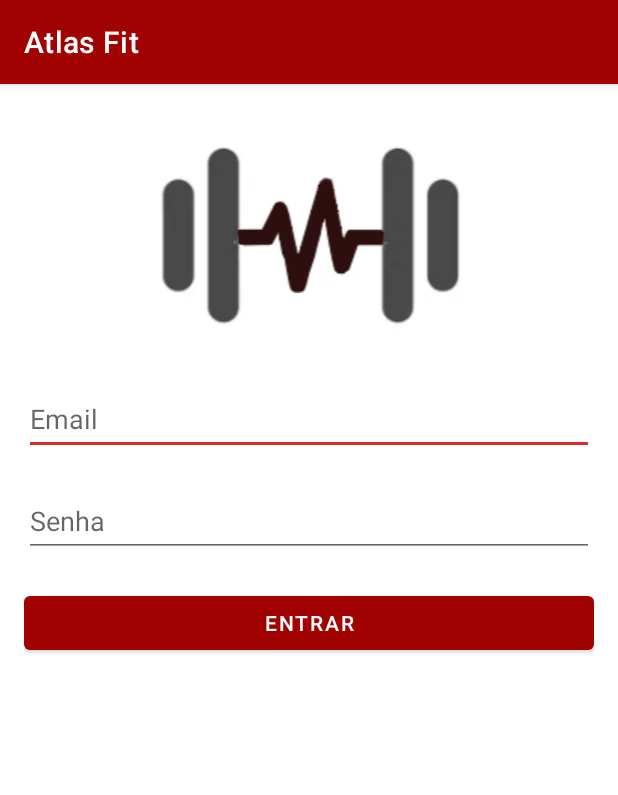
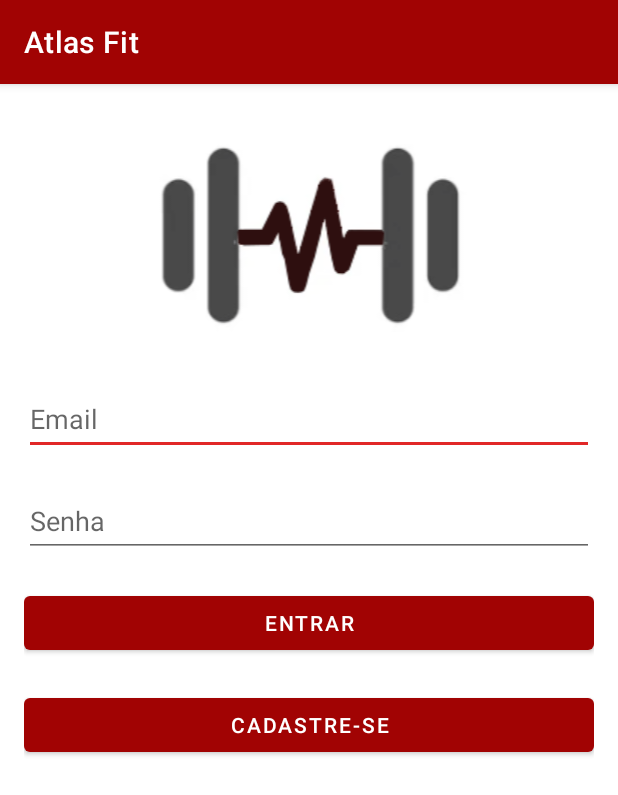
Before and after one commit to GuilhermeFM-20/atlas-fit, an Android app: the screen it shows after launch (LoginActivity), on a phone screen of 412 x 824 dp. Shown: the top 795 px of the screen. Run offline under Robolectric (Android 15) with nearby library versions, the phone set to English and light mode, and no system bars; our stand-ins replace navigation-ui.

Commit message:
feat: implementação da tela de cadastro

```diff
--- a/app/src/main/java/com/example/app_sd/ui/login/LoginFragment.java
+++ b/app/src/main/java/com/example/app_sd/ui/login/LoginFragment.java
@@ -1,6 +1,4 @@
 package com.example.app_sd.ui.login;
-
-import static android.widget.Toast.LENGTH_SHORT;
 
 import android.content.Context;
 import android.content.Intent;
@@ -20,11 +18,11 @@ import androidx.lifecycle.ViewModelProvider;
 import androidx.navigation.Navigation;
 
 import com.example.app_sd.MainActivity;
-import com.example.app_sd.MyApp;
 import com.example.app_sd.R;
 import com.example.app_sd.databinding.FragmentLoginBinding;
 import com.example.app_sd.service.ApiService;
 import com.example.app_sd.ui.home.HomeViewModel;
+import com.google.android.material.button.MaterialButton;
 
 import org.json.JSONException;
 import org.json.JSONObject;
@@ -48,6 +46,17 @@ public class LoginFragment extends Fragment {
         binding = FragmentLoginBinding.inflate(inflater, container, false);
         View root = binding.getRoot();
 
+        //View view = inflater.inflate(R.layout.fragment_activities, container, false);
+
+        // Encontrar o botão e definir o OnClickListener
+        MaterialButton insertButton = root.findViewById(R.id.button);
+        insertButton.setOnClickListener(new View.OnClickListener() {
+            @Override
+            public void onClick(View v) {
+                testeClick(v);
+            }
+        });
+
         // Encontrar o botão pelo binding
         Button buttonNavigate = binding.button;
         buttonNavigate.setOnClickListener(new View.OnClickListener() {
@@ -56,6 +65,8 @@ public class LoginFragment extends Fragment {
 
                 EditText email = (EditText) getActivity().findViewById(R.id.inputEmail);
                 EditText password = (EditText) getActivity().findViewById(R.id.inputPassword);
+
+
 
                 String jsonInputString = "{\"email\": \""+email.getText()+"\", \"password\": \""+password.getText()+"\"}";
 
@@ -116,6 +127,10 @@ public class LoginFragment extends Fragment {
         return root;
     }
 
+    public void testeClick(View view){
+        Navigation.findNavController(view).navigate(R.id.nav_insert_activities);
+    }
+
     @Override
     public void onDestroyView() {
         super.onDestroyView();
--- a/app/src/main/res/layout/fragment_login.xml
+++ b/app/src/main/res/layout/fragment_login.xml
@@ -53,6 +53,13 @@
                 android:layout_marginVertical="10dp"
                 android:text="Entrar" />
 
+            <Button
+                android:id="@+id/register"
+                android:layout_width="match_parent"
+                android:layout_height="wrap_content"
+                android:layout_marginVertical="10dp"
+                android:text="Cadastre-se" />
+
         </LinearLayout>
 
 
--- /dev/null
+++ b/app/src/main/res/layout/fragment_register.xml
@@ -0,0 +1,6 @@
+<?xml version="1.0" encoding="utf-8"?>
+<androidx.constraintlayout.widget.ConstraintLayout xmlns:android="http://schemas.android.com/apk/res/android"
+    android:layout_width="match_parent"
+    android:layout_height="match_parent">
+
+</androidx.constraintlayout.widget.ConstraintLayout>
```
